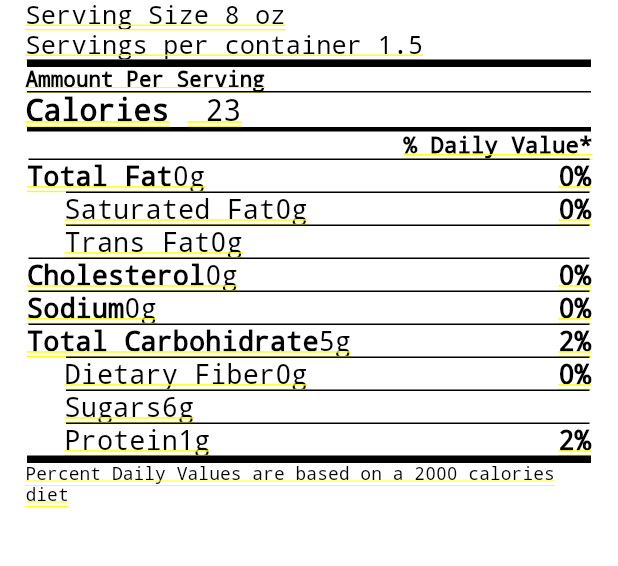
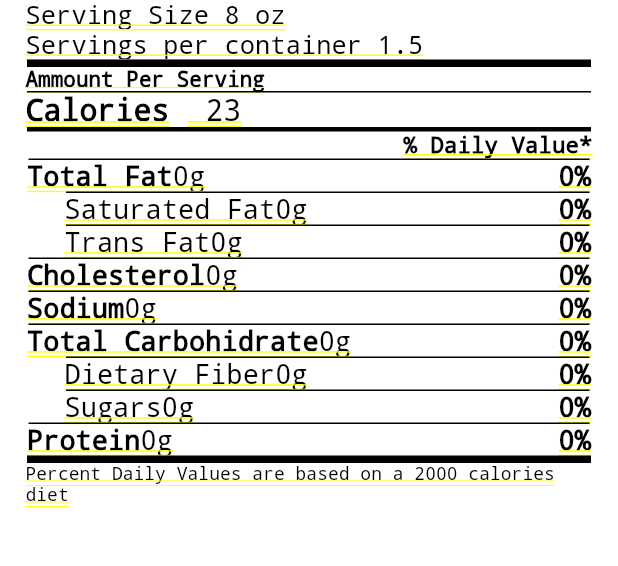
Before and after one commit to doctorcorral/nutrition_facts, a Flutter app: the screen it shows after launch, on a phone screen of 412 x 824 dp, the part 185-751 px from its top. Run offline on Flutter 3.47's test engine with Material 2 defaults, Android fonts, the phone set to English and light mode, and no system bars.

Commit message:
refactor nutrientValues()

```diff
--- a/lib/main.dart
+++ b/lib/main.dart
@@ -35,26 +35,10 @@ class nutritionFactsState extends State<nutritionFacts> {
           children: <Widget>[
             nutriHeader(),
             nutrientValues(),
+            footerCalories(),
           ],
         ),
       ),
     );
   }
 }
-
-Widget nutrientValues() {
-  return Column(
-      crossAxisAlignment: CrossAxisAlignment.start,
-      children: <Widget>[
-        nutrientLiner(nutrientName: "Total Fat", qty: 0, ptg: 0),
-        nutrientLiner(nutrientName: "Saturated Fat", qty: 0, ptg: 0, sub: true),
-        nutrientLiner(nutrientName: "Trans Fat", qty: 0, ptg: null, sub: true),
-        nutrientLiner(nutrientName: "Cholesterol", qty: 0, ptg: 0),
-        nutrientLiner(nutrientName: "Sodium", qty: 0, ptg: 0),
-        nutrientLiner(nutrientName: "Total Carbohidrate", qty: 5, ptg: 2),
-        nutrientLiner(nutrientName: "Dietary Fiber", qty: 0, ptg: 0, sub: true),
-        nutrientLiner(nutrientName: "Sugars", qty: 6, ptg: null, sub: true),
-        nutrientLiner(nutrientName: "Protein", qty: 1, ptg: 2, sub: true),
-        footerCalories(),
-      ]);
-}
--- a/lib/nutrirender/nutrirender.dart
+++ b/lib/nutrirender/nutrirender.dart
@@ -1,4 +1,31 @@
 import 'package:flutter/material.dart';
+
+Widget nutrientValues() {
+  final nutrientTypes = [
+    {"nutrient": "FAT", "name": "Total Fat", "sub": false, "unit": "g"},
+    {"nutrient": "SATFAT", "name": "Saturated Fat", "sub": true, "unit": "g"},
+    {"nutrient": "TRANSFAT", "name": "Trans Fat", "sub": true, "unit": "g"},
+    {"nutrient": "CHOLE", "name": "Cholesterol", "sub": false, "unit": "mg"},
+    {"nutrient": "NA", "name": "Sodium", "sub": false, "unit": "mg"},
+    {
+      "nutrient": "CHOCDF",
+      "name": "Total Carbohidrate",
+      "sub": false,
+      "unit": "g"
+    },
+    {"nutrient": "FIBER", "name": "Dietary Fiber", "sub": true, "unit": "g"},
+    {"nutrient": "SUGAR", "name": "Sugars", "sub": true, "unit": "g"},
+    {"nutrient": "PROCNT", "name": "Protein", "sub": false, "unit": "g"}
+  ];
+
+  return Column(
+    crossAxisAlignment: CrossAxisAlignment.start,
+    children: nutrientTypes
+        .map((d) => nutrientLiner(
+            nutrientName: d["name"], qty: 0, ptg: 0, sub: d["sub"]))
+        .toList(),
+  );
+}
 
 Widget nutriHeader() {
   return Column(
@@ -53,7 +80,6 @@ Widget nutriHeader() {
           color: Colors.black),
       Container(
         alignment: Alignment.topRight,
-        // margin: const EdgeInsets.only(left: 120.0, right: 1.0),
         child: Text(
           "% Daily Value*",
           textAlign: TextAlign.right,
```
